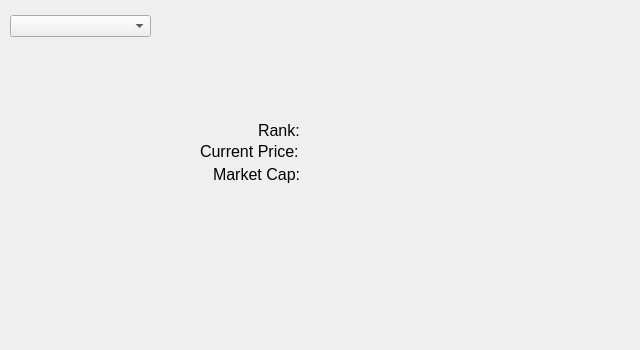
Above: mainwindow.ui from kn0w0n3/Crypto-Tracker before the change. Below: the same form after it.
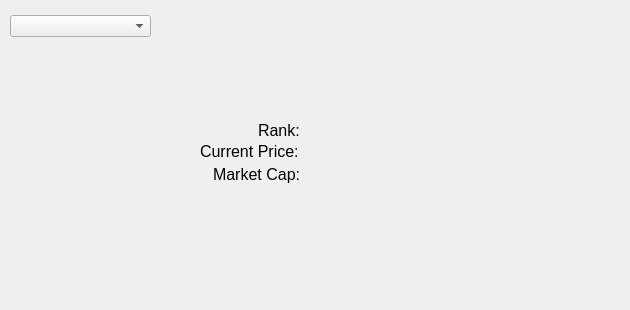
That is the form after the change.

Commit message: Add time and date

Diff of the .ui file:
```diff
--- a/mainwindow.ui
+++ b/mainwindow.ui
@@ -6,8 +6,8 @@
    <rect>
     <x>0</x>
     <y>0</y>
-    <width>640</width>
-    <height>350</height>
+    <width>630</width>
+    <height>310</height>
    </rect>
   </property>
   <property name="windowTitle">
```
Left out of the diff: 36 changed lines with no effect on the pictures. The commit also changes 2 other files.
